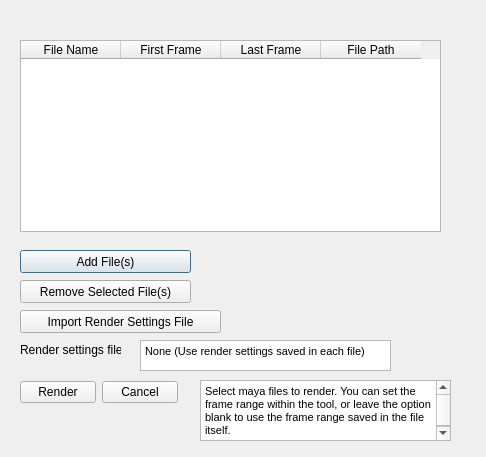
Above: ui/MultiFileSequenceRenderUi.ui from bsinghvird/Multi-File-Sequence-Render before the change. Below: the same form after it.
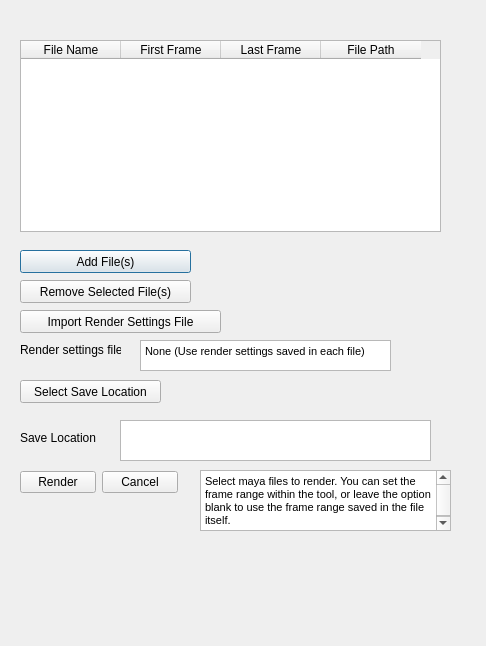
That is the form after the change.

Commit message: added ui for selecting save location

```diff
--- a/ui/MultiFileSequenceRenderUi.ui
+++ b/ui/MultiFileSequenceRenderUi.ui
@@ -7,7 +7,7 @@
     <x>0</x>
     <y>0</y>
     <width>486</width>
-    <height>457</height>
+    <height>646</height>
    </rect>
   </property>
   <property name="windowTitle">
@@ -69,7 +69,7 @@
    <property name="geometry">
     <rect>
      <x>200</x>
-     <y>380</y>
+     <y>470</y>
      <width>251</width>
      <height>61</height>
     </rect>
@@ -99,7 +99,7 @@
    <property name="geometry">
     <rect>
      <x>20</x>
-     <y>380</y>
+     <y>470</y>
      <width>158</width>
      <height>25</height>
     </rect>
@@ -170,6 +170,55 @@
     <string>Render settings file:</string>
    </property>
   </widget>
+  <widget class="QLabel" name="label_2">
+   <property name="geometry">
+    <rect>
+     <x>20</x>
+     <y>430</y>
+     <width>111</width>
+     <height>16</height>
+    </rect>
+   </property>
+   <property name="text">
+    <string>Save Location</string>
+   </property>
+  </widget>
+  <widget class="QTextEdit" name="text_save_location">
+   <property name="enabled">
+    <bool>true</bool>
+   </property>
+   <property name="geometry">
+    <rect>
+     <x>120</x>
+     <y>420</y>
+     <width>311</width>
+     <height>41</height>
+    </rect>
+   </property>
+   <property name="readOnly">
+    <bool>true</bool>
+   </property>
+   <property name="html">
+    <string>&lt;!DOCTYPE HTML PUBLIC &quot;-//W3C//DTD HTML 4.0//EN&quot; &quot;http://www.w3.org/TR/REC-html40/strict.dtd&quot;&gt;
+&lt;html&gt;&lt;head&gt;&lt;meta name=&quot;qrichtext&quot; content=&quot;1&quot; /&gt;&lt;style type=&quot;text/css&quot;&gt;
+p, li { white-space: pre-wrap; }
+&lt;/style&gt;&lt;/head&gt;&lt;body style=&quot; font-family:'MS Shell Dlg 2'; font-size:8.25pt; font-weight:400; font-style:normal;&quot;&gt;
+&lt;p style=&quot;-qt-paragraph-type:empty; margin-top:0px; margin-bottom:0px; margin-left:0px; margin-right:0px; -qt-block-indent:0; text-indent:0px;&quot;&gt;&lt;br /&gt;&lt;/p&gt;&lt;/body&gt;&lt;/html&gt;</string>
+   </property>
+  </widget>
+  <widget class="QPushButton" name="btn_select_save_location">
+   <property name="geometry">
+    <rect>
+     <x>20</x>
+     <y>380</y>
+     <width>141</width>
+     <height>23</height>
+    </rect>
+   </property>
+   <property name="text">
+    <string>Select Save Location</string>
+   </property>
+  </widget>
  </widget>
  <resources/>
  <connections/>
```
The commit also changes 1 other file.
